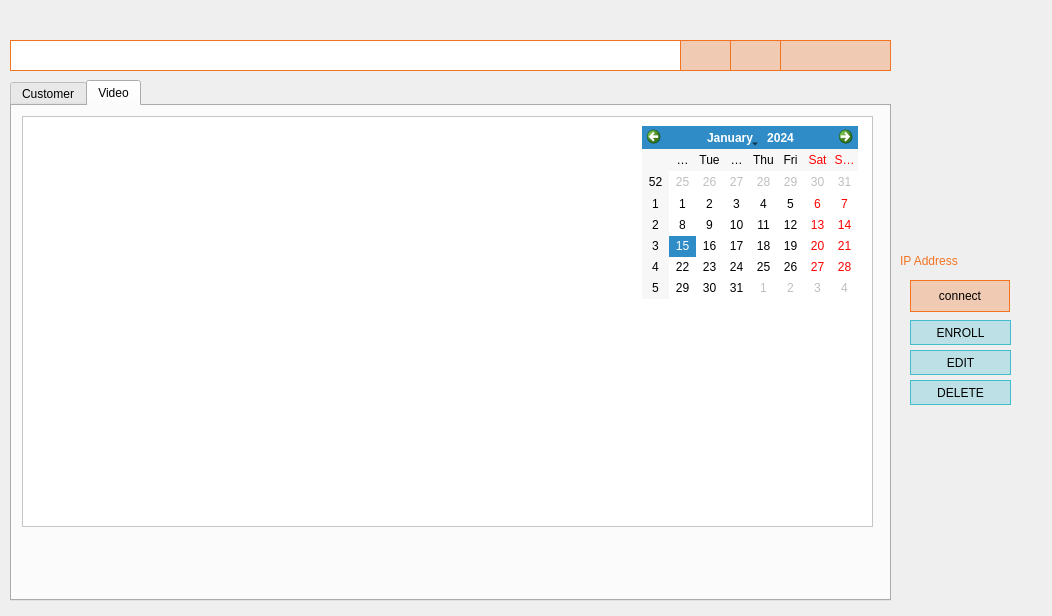
This is cctv_36/src/ui/search.ui in VEDA-ThirtySix/PAMS-client as Qt 5 draws it before an edit. The edited form follows.
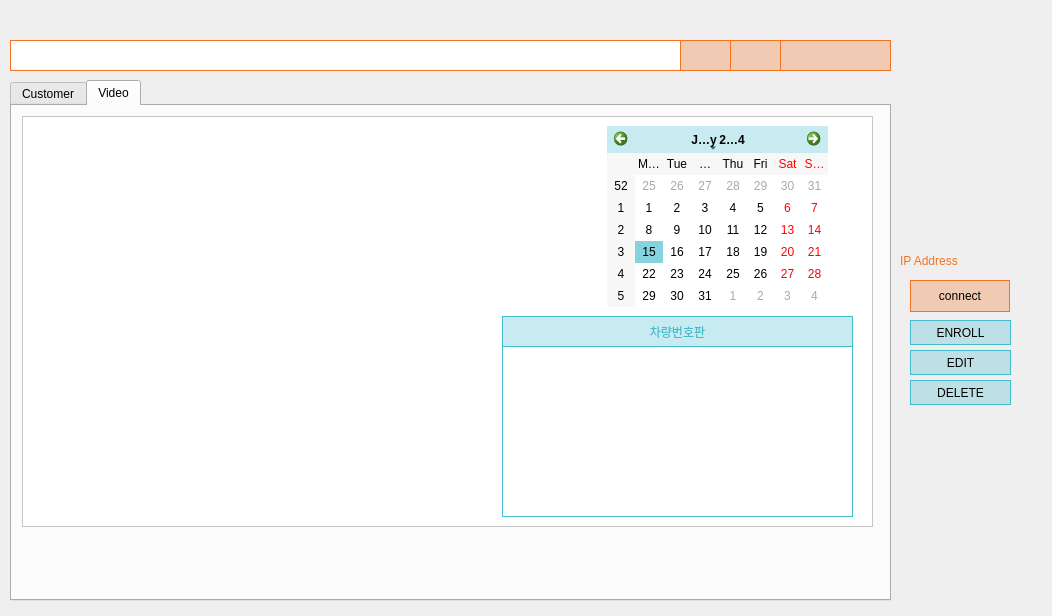
This is the edited form. Icons and pictures are not drawn.

```diff
--- a/cctv_36/src/ui/search.ui
+++ b/cctv_36/src/ui/search.ui
@@ -230,11 +230,110 @@
     <widget class="QCalendarWidget" name="calendarWidget">
      <property name="geometry">
       <rect>
-       <x>630</x>
+       <x>595</x>
        <y>20</y>
-       <width>216</width>
-       <height>173</height>
+       <width>221</width>
+       <height>181</height>
       </rect>
+     </property>
+     <property name="styleSheet">
+      <string notr="true">/* 캘린더 전체 */
+QCalendarWidget {
+    background-color: rgba(255, 255, 255);
+    color: black;
+    selection-color: rgb(0, 0, 0);
+}
+
+/* 네비게이션 바 */
+QCalendarWidget QWidget#qt_calendar_navigationbar {
+    background-color: rgba(67, 188, 205, 0.3);
+}
+
+/* 네비게이션 버튼 */
+QCalendarWidget QToolButton {
+    width: 20px;
+    height: 20px;
+    color: black;
+    icon-size: 16px, 16px;
+    background-color: rgba(255, 255, 255, 0);
+}
+
+/* 달력 그리드 */
+QCalendarWidget QTableView {
+    background-color: white;
+    selection-background-color: rgba(67, 188, 205, 0.3);
+    selection-color: black;
+}
+
+/* 달력 셀 */
+QCalendarWidget QTableView QTableCornerButton::section {
+    color: black;
+    background-color: white;
+}
+
+/* 요일 헤더 */
+QCalendarWidget QHeaderView {
+    background-color: white;
+}
+
+QCalendarWidget QHeaderView::section {
+    color: black;
+    background-color: rgba(67, 188, 205, 0.1);
+    padding: 3px;
+    border: none;
+}
+
+/* 일반 날짜 */
+QCalendarWidget QAbstractItemView:enabled {
+    color: black;
+    background-color: white;
+    selection-background-color: rgba(67, 188, 205, 0.3);
+    selection-color: black;
+}
+
+/* 비활성화된 날짜 (이전/다음 달) */
+QCalendarWidget QAbstractItemView:disabled {
+    color: rgb(169, 169, 169);
+}</string>
+     </property>
+    </widget>
+    <widget class="QLabel" name="plateTitle_3">
+     <property name="geometry">
+      <rect>
+       <x>490</x>
+       <y>210</y>
+       <width>351</width>
+       <height>31</height>
+      </rect>
+     </property>
+     <property name="styleSheet">
+      <string notr="true">font: 300 bold 12pt &quot;Quicksand Light&quot;;
+color:rgb(67,188,205);
+background-color: rgba(67,188,205,0.3);
+border:1px solid rgb(67,188,205);</string>
+     </property>
+     <property name="text">
+      <string>차량번호판</string>
+     </property>
+     <property name="alignment">
+      <set>Qt::AlignmentFlag::AlignCenter</set>
+     </property>
+    </widget>
+    <widget class="QLabel" name="imageLabel_2">
+     <property name="geometry">
+      <rect>
+       <x>490</x>
+       <y>240</y>
+       <width>351</width>
+       <height>171</height>
+      </rect>
+     </property>
+     <property name="styleSheet">
+      <string notr="true">background-color: white;
+border:1px solid rgb(67,188,205);</string>
+     </property>
+     <property name="text">
+      <string/>
      </property>
     </widget>
    </widget>
```
